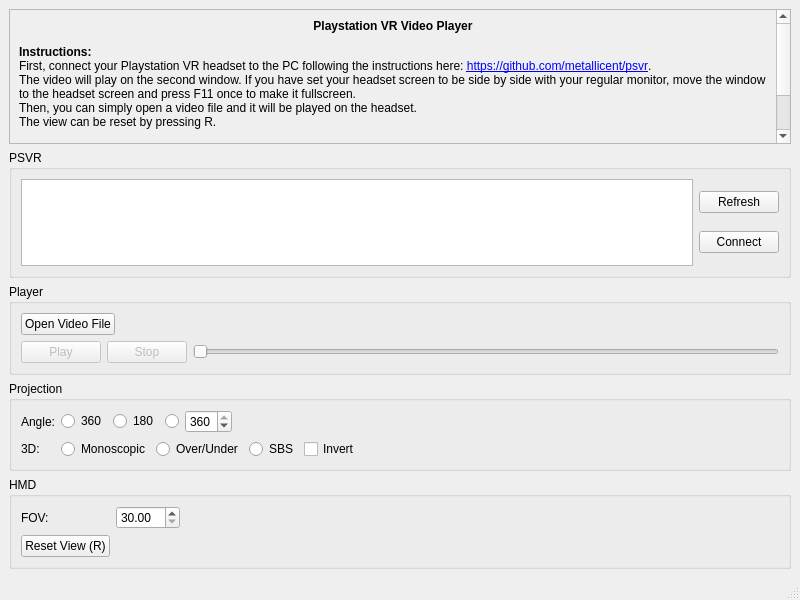
Qt form src/mainwindow.ui (thestr4ng3r/psvr) before a commit.
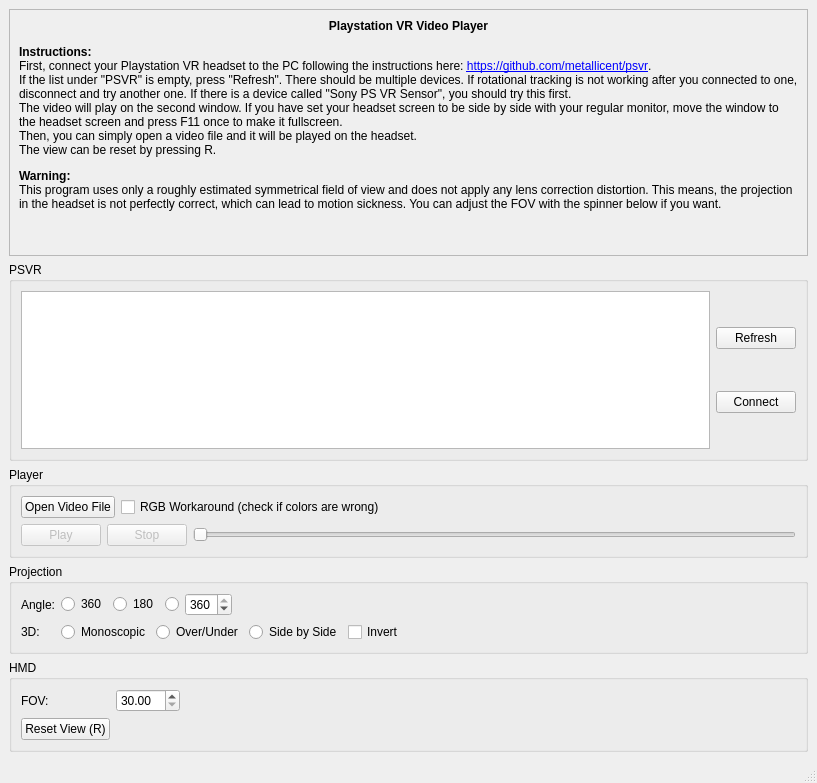
The same form after that commit.

Commit message: Added RGB Workaround and Project Version

```diff
--- a/src/mainwindow.ui
+++ b/src/mainwindow.ui
@@ -6,8 +6,8 @@
    <rect>
     <x>0</x>
     <y>0</y>
-    <width>800</width>
-    <height>600</height>
+    <width>817</width>
+    <height>783</height>
    </rect>
   </property>
   <property name="windowTitle">
@@ -25,8 +25,8 @@
         <rect>
          <x>0</x>
          <y>0</y>
-         <width>767</width>
-         <height>229</height>
+         <width>797</width>
+         <height>216</height>
         </rect>
        </property>
        <layout class="QVBoxLayout" name="verticalLayout_4">
@@ -45,7 +45,7 @@
            <enum>QFrame::Plain</enum>
           </property>
           <property name="text">
-           <string>&lt;html&gt;&lt;head/&gt;&lt;body&gt;&lt;p align=&quot;center&quot;&gt;&lt;span style=&quot; font-weight:600;&quot;&gt;Playstation VR Video Player&lt;/span&gt;&lt;/p&gt;&lt;p&gt;&lt;span style=&quot; font-weight:600;&quot;&gt;Instructions:&lt;br/&gt;&lt;/span&gt;First, connect your Playstation VR headset to the PC following the instructions here: &lt;a href=&quot;https://github.com/metallicent/psvr&quot;&gt;&lt;span style=&quot; text-decoration: underline; color:#0000ff;&quot;&gt;https://github.com/metallicent/psvr&lt;/span&gt;&lt;/a&gt;.&lt;br/&gt;The video will play on the second window. If you have set your headset screen to be side by side with your regular monitor, move the window to the headset screen and press F11 once to make it fullscreen.&lt;br/&gt;Then, you can simply open a video file and it will be played on the headset.&lt;br/&gt;The view can be reset by pressing R.&lt;/p&gt;&lt;p&gt;&lt;span style=&quot; font-weight:600;&quot;&gt;Warning:&lt;/span&gt;&lt;br/&gt;This program uses only a roughly estimated symmetrical field of view and does not apply any lens correction distortion. This means, the projection in the headset is not perfectly correct, which can lead to motion sickness. You can adjust the FOV with the spinner below if you want.&lt;/p&gt;&lt;/body&gt;&lt;/html&gt;</string>
+           <string>&lt;html&gt;&lt;head/&gt;&lt;body&gt;&lt;p align=&quot;center&quot;&gt;&lt;span style=&quot; font-weight:600;&quot;&gt;Playstation VR Video Player&lt;/span&gt;&lt;/p&gt;&lt;p&gt;&lt;span style=&quot; font-weight:600;&quot;&gt;Instructions:&lt;br/&gt;&lt;/span&gt;First, connect your Playstation VR headset to the PC following the instructions here: &lt;a href=&quot;https://github.com/metallicent/psvr&quot;&gt;&lt;span style=&quot; text-decoration: underline; color:#0000ff;&quot;&gt;https://github.com/metallicent/psvr&lt;/span&gt;&lt;/a&gt;.&lt;br/&gt;If the list under &amp;quot;PSVR&amp;quot; is empty, press &amp;quot;Refresh&amp;quot;. There should be multiple devices. If rotational tracking is not working after you connected to one, disconnect and try another one. If there is a device called &amp;quot;Sony PS VR Sensor&amp;quot;, you should try this first.&lt;br/&gt;The video will play on the second window. If you have set your headset screen to be side by side with your regular monitor, move the window to the headset screen and press F11 once to make it fullscreen.&lt;br/&gt;Then, you can simply open a video file and it will be played on the headset.&lt;br/&gt;The view can be reset by pressing R.&lt;/p&gt;&lt;p&gt;&lt;span style=&quot; font-weight:600;&quot;&gt;Warning:&lt;/span&gt;&lt;br/&gt;This program uses only a roughly estimated symmetrical field of view and does not apply any lens correction distortion. This means, the projection in the headset is not perfectly correct, which can lead to motion sickness. You can adjust the FOV with the spinner below if you want.&lt;/p&gt;&lt;/body&gt;&lt;/html&gt;</string>
           </property>
           <property name="alignment">
            <set>Qt::AlignLeading|Qt::AlignLeft|Qt::AlignTop</set>
@@ -104,6 +104,13 @@
            </property>
           </widget>
          </item>
+         <item>
+          <widget class="QCheckBox" name="RGBWorkaroundCheckBox">
+           <property name="text">
+            <string>RGB Workaround (check if colors are wrong)</string>
+           </property>
+          </widget>
+         </item>
          <item>
           <spacer name="horizontalSpacer">
            <property name="orientation">
@@ -231,7 +238,7 @@
           <item>
            <widget class="QRadioButton" name="StereoSBSRadioButton">
             <property name="text">
-             <string>SBS</string>
+             <string>Side by Side</string>
             </property>
            </widget>
           </item>
```
Left out of the diff: 4 changed lines with no effect on the pictures. The commit also changes 7 other files.
